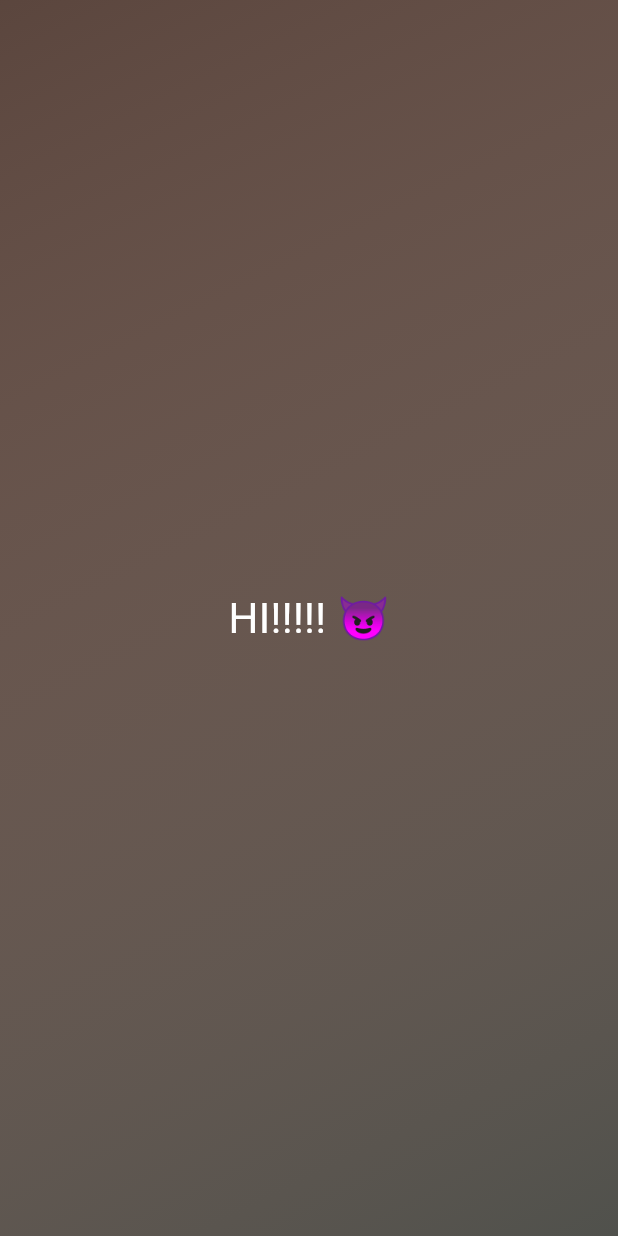
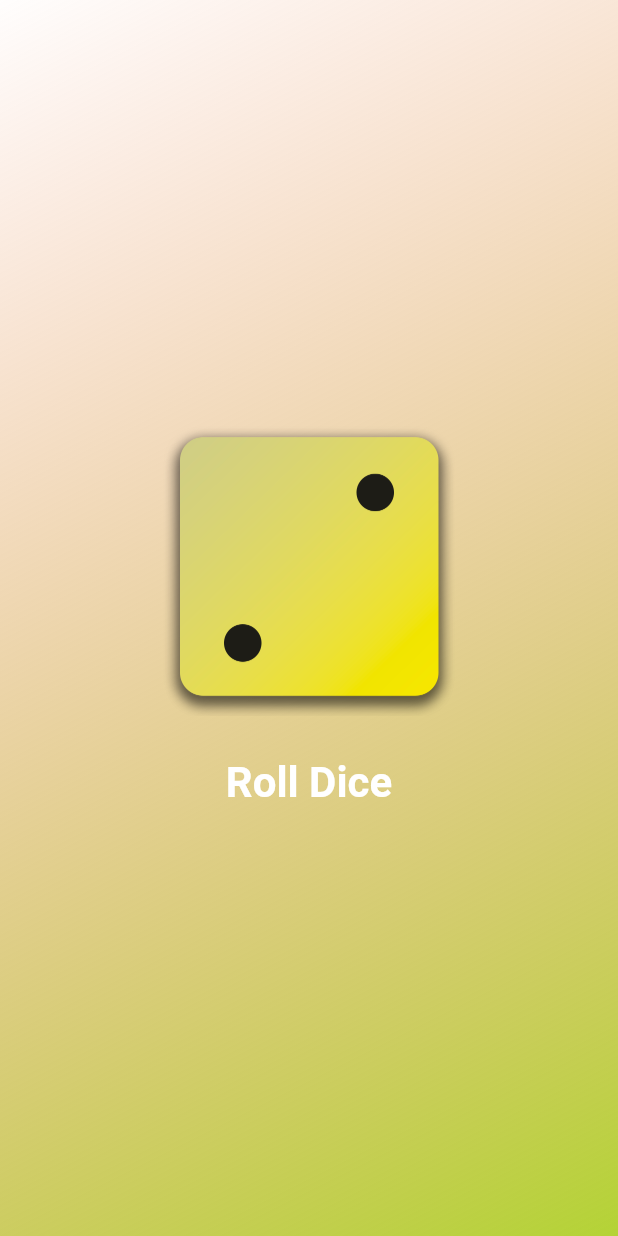
Before and after one commit to AlNomanCSE/flutter-firstapp, a Flutter app: the screen it shows after launch, on a phone screen of 412 x 824 dp. Run offline on Flutter 3.47's test engine with Material 3 defaults, Android fonts, the phone set to English and light mode, and no system bars.

Commit message:
added rolling dice

```diff
--- a/first_app/lib/gradient_container.dart
+++ b/first_app/lib/gradient_container.dart
@@ -1,25 +1,60 @@
-import 'package:first_app/styled_text.dart';
 import 'package:flutter/material.dart';
+import 'dart:math';
 
 const startAlignement = Alignment.topLeft;
 const endAlignement = Alignment.bottomRight;
 
-class GradientContainer extends StatelessWidget {
-  const GradientContainer({super.key});
+class GradientContainer extends StatefulWidget {
+  final List<Color> colors;
+  const GradientContainer({super.key, required this.colors});
+
+  @override
+  State<GradientContainer> createState() => _GradientContainerState();
+}
+
+class _GradientContainerState extends State<GradientContainer> {
+  var currentDiceRoll = 2; // Start with dice-2.png
+
+  void rollDice() {
+    setState(() {
+      // Generate random number between 1 and 6
+      currentDiceRoll = Random().nextInt(6) + 1;
+    });
+  }
+
   @override
   Widget build(BuildContext context) {
     return Container(
       decoration: BoxDecoration(
         gradient: LinearGradient(
-          colors: [
-            Color.fromARGB(3, 153, 129, 119),
-            Color.fromARGB(255, 80, 81, 76),
-          ],
+          colors: widget.colors,
           begin: startAlignement,
           end: endAlignement,
         ),
       ),
-      child: const Center(child: StyledText("HI!!!!! 😈")),
+      child: Center(
+        child: Column(
+          mainAxisSize: MainAxisSize.min,
+          children: [
+            Image.asset('assets/images/dice-$currentDiceRoll.png', width: 200),
+            const SizedBox(height: 20),
+            TextButton(
+              onPressed: rollDice,
+              style: TextButton.styleFrom(
+                foregroundColor: Colors.white,
+                textStyle: const TextStyle(
+                  fontWeight: FontWeight.bold,
+                  fontSize: 28,
+                ),
+              ),
+              child: const Text(
+                "Roll Dice",
+                style: TextStyle(color: Colors.white),
+              ),
+            ),
+          ],
+        ),
+      ),
     );
   }
 }
--- a/first_app/lib/main.dart
+++ b/first_app/lib/main.dart
@@ -5,8 +5,13 @@ void main() {
   runApp(
     const MaterialApp(
       home: Scaffold(
-        backgroundColor: Color.fromARGB(255, 90, 69, 61),
-        body: GradientContainer(),
+        backgroundColor: Color.fromARGB(0, 90, 69, 61),
+        body: GradientContainer(
+          colors: [
+            Color.fromARGB(3, 237, 119, 68),
+            Color.fromARGB(255, 180, 211, 54),
+          ],
+        ),
       ),
     ),
   );
--- a/first_app/lib/styled_text.dart
+++ b/first_app/lib/styled_text.dart
@@ -2,7 +2,7 @@ import 'package:flutter/material.dart';
 
 class StyledText extends StatelessWidget {
   final String text;
-  const StyledText(this.text, {super.key});
+  const StyledText({super.key, required this.text});
   @override
   Widget build(BuildContext context) {
     return Text(text, style: TextStyle(color: Colors.white, fontSize: 28));
```
Also changed, not shown: first_app/pubspec.yaml (+8 -5 lines), first_app/assets/images/dice-1.png (added), first_app/assets/images/dice-2.png (added), first_app/assets/images/dice-3.png (added), first_app/assets/images/dice-4.png (added), first_app/assets/images/dice-5.png (added), first_app/assets/images/dice-6.png (added).
